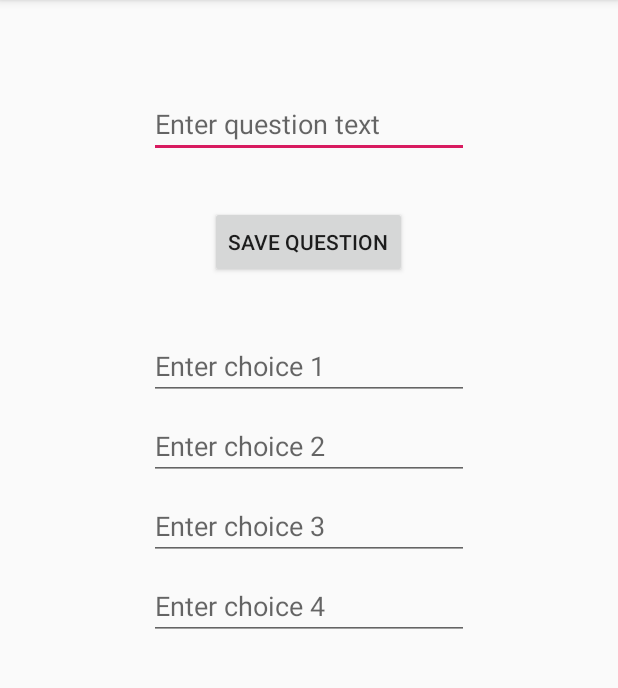
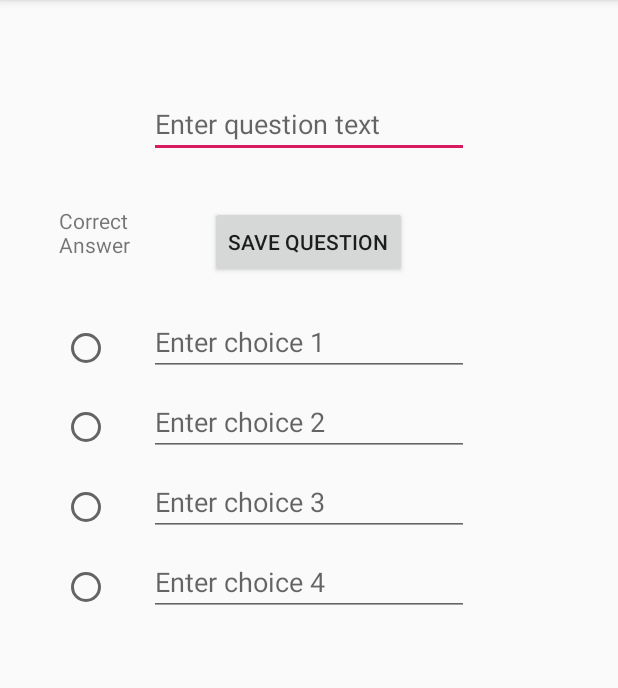
Before and after one commit to JeffreyPWagner/BattleQuiz, an Android app: the CreateQuestionActivity screen opened directly, with no data from a screen before it, on a phone screen of 412 x 824 dp, the part 84-772 px from its top. Run offline under Robolectric (Android 15) with nearby library versions, the phone set to English and light mode, and no system bars.

Commit message:
Added answer radio buttons and create question button functionality

```diff
--- a/app/src/main/AndroidManifest.xml
+++ b/app/src/main/AndroidManifest.xml
@@ -9,8 +9,8 @@
         android:roundIcon="@mipmap/ic_launcher_round"
         android:supportsRtl="true"
         android:theme="@style/AppTheme">
-        <activity android:name=".CreateQuestion"></activity>
-        <activity android:name=".CreateQuiz" />
+        <activity android:name=".CreateQuestionActivity"></activity>
+        <activity android:name=".CreateQuizActivity" />
         <activity
             android:name=".HomeScreenActivity"
             android:label="@string/app_name"
--- a/app/src/main/java/com/example/battlequiz/CreateQuestion.java
+++ b/app/src/main/java/com/example/battlequiz/CreateQuestionActivity.java
@@ -3,7 +3,7 @@ package com.example.battlequiz;
 import android.support.v7.app.AppCompatActivity;
 import android.os.Bundle;
 
-public class CreateQuestion extends AppCompatActivity {
+public class CreateQuestionActivity extends AppCompatActivity {
 
     @Override
     protected void onCreate(Bundle savedInstanceState) {
--- a/app/src/main/java/com/example/battlequiz/CreateQuiz.java
+++ b/app/src/main/java/com/example/battlequiz/CreateQuizActivity.java
@@ -1,11 +1,15 @@
 package com.example.battlequiz;
 
+import android.content.Intent;
 import android.support.v7.app.AppCompatActivity;
 import android.os.Bundle;
+import android.view.View;
 import android.widget.Button;
 import android.widget.EditText;
 
-public class CreateQuiz extends AppCompatActivity {
+public class CreateQuizActivity extends AppCompatActivity {
+
+    public static int QUESTION_RESULT = 0;
 
     // New quiz associated with this activity instance
     Quiz quiz;
@@ -26,5 +30,13 @@ public class CreateQuiz extends AppCompatActivity {
 
         // Create a new quiz when activity launches
         quiz = new Quiz();
+
+        // instantiate add question button and set it to launch the create question activity
+        // the create question activity will return a new question to add to the quiz
+        addQuestionBut = (Button)findViewById(R.id.add_question_button);
+        addQuestionBut.setOnClickListener((View v) -> {
+            Intent addQuestionIntent = new Intent(CreateQuizActivity.this, CreateQuestionActivity.class);
+            startActivityForResult(addQuestionIntent, QUESTION_RESULT);
+        });
     }
 }
--- a/app/src/main/java/com/example/battlequiz/HomeScreenActivity.java
+++ b/app/src/main/java/com/example/battlequiz/HomeScreenActivity.java
@@ -2,8 +2,6 @@ package com.example.battlequiz;
 
 import android.content.Intent;
 import android.os.Bundle;
-import android.support.design.widget.FloatingActionButton;
-import android.support.design.widget.Snackbar;
 import android.support.v7.app.AppCompatActivity;
 import android.support.v7.widget.Toolbar;
 import android.view.View;
@@ -28,7 +26,7 @@ public class HomeScreenActivity extends AppCompatActivity {
         // instantiate create quiz button and set it to launch the create quiz activity
         createQuizBut = (Button)findViewById(R.id.create_quiz_but);
         createQuizBut.setOnClickListener((View v) -> {
-            Intent createQuizIntent = new Intent(HomeScreenActivity.this, CreateQuiz.class);
+            Intent createQuizIntent = new Intent(HomeScreenActivity.this, CreateQuizActivity.class);
             startActivity(createQuizIntent);
         });
     }
--- a/app/src/main/res/layout/create_question_activity.xml
+++ b/app/src/main/res/layout/create_question_activity.xml
@@ -4,7 +4,7 @@
     xmlns:tools="http://schemas.android.com/tools"
     android:layout_width="match_parent"
     android:layout_height="match_parent"
-    tools:context=".CreateQuestion">
+    tools:context=".CreateQuestionActivity">
 
     <EditText
         android:id="@+id/question_text_input"
@@ -36,15 +36,15 @@
         android:id="@+id/choice_1_input"
         android:layout_width="wrap_content"
         android:layout_height="wrap_content"
-        android:layout_marginTop="36dp"
+        android:layout_marginTop="20dp"
+        android:autofillHints=""
         android:ems="10"
         android:hint="@string/enter_choice_1"
         android:inputType="textPersonName"
         app:layout_constraintEnd_toEndOf="@+id/question_text_input"
         app:layout_constraintHorizontal_bias="0.0"
         app:layout_constraintStart_toStartOf="@+id/question_text_input"
-        app:layout_constraintTop_toBottomOf="@+id/save_question_but"
-        android:autofillHints="" />
+        app:layout_constraintTop_toBottomOf="@+id/save_question_but" />
 
     <EditText
         android:id="@+id/choice_2_input"
@@ -88,4 +88,50 @@
         app:layout_constraintStart_toStartOf="@+id/question_text_input"
         app:layout_constraintTop_toBottomOf="@+id/choice_3_input" />
 
+    <RadioGroup
+        android:id="@+id/radioGroup"
+        android:layout_width="50dp"
+        android:layout_height="212dp"
+        android:layout_marginTop="8dp"
+        android:layout_marginEnd="8dp"
+        app:layout_constraintBottom_toBottomOf="@+id/choice_4_input"
+        app:layout_constraintEnd_toStartOf="@+id/choice_1_input"
+        app:layout_constraintTop_toTopOf="@+id/choice_1_input">
+
+        <RadioButton
+            android:id="@+id/choice_1_radio"
+            android:layout_width="match_parent"
+            android:layout_height="wrap_content"
+            android:layout_weight="1" />
+
+        <RadioButton
+            android:id="@+id/choice_2_radio"
+            android:layout_width="match_parent"
+            android:layout_height="wrap_content"
+            android:layout_weight="1" />
+
+        <RadioButton
+            android:id="@+id/choice_3_radio"
+            android:layout_width="match_parent"
+            android:layout_height="wrap_content"
+            android:layout_weight="1" />
+
+        <RadioButton
+            android:id="@+id/choice_4_radio"
+            android:layout_width="match_parent"
+            android:layout_height="wrap_content"
+            android:layout_weight="1" />
+
+    </RadioGroup>
+
+    <TextView
+        android:id="@+id/textView"
+        android:layout_width="60dp"
+        android:layout_height="55dp"
+        android:text="@string/correct_answer"
+        app:layout_constraintEnd_toEndOf="@+id/radioGroup"
+        app:layout_constraintHorizontal_bias="0.2"
+        app:layout_constraintStart_toStartOf="@+id/radioGroup"
+        app:layout_constraintTop_toTopOf="@+id/save_question_but" />
+
 </android.support.constraint.ConstraintLayout>
--- a/app/src/main/res/layout/create_quiz_activity.xml
+++ b/app/src/main/res/layout/create_quiz_activity.xml
@@ -4,7 +4,7 @@
     xmlns:tools="http://schemas.android.com/tools"
     android:layout_width="match_parent"
     android:layout_height="match_parent"
-    tools:context=".CreateQuiz">
+    tools:context=".CreateQuizActivity">
 
     <EditText
         android:id="@+id/quiz_name_input"
--- a/app/src/main/res/values/strings.xml
+++ b/app/src/main/res/values/strings.xml
@@ -13,4 +13,5 @@
     <string name="save_question">Save Question</string>
     <string name="enter_choice_3">Enter choice 3</string>
     <string name="enter_choice_4">Enter choice 4</string>
+    <string name="correct_answer">Correct Answer</string>
 </resources>
```
